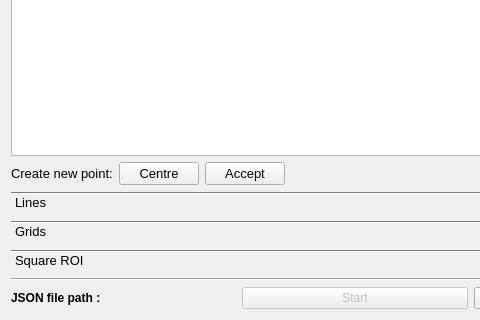
Qt form gui/ui_files/graphics_manager_layout.ui (natxo14/mxcube) before a commit; both pictures show x 0 to 480 and y 338 to 658 of the 941 by 658 pixel window.
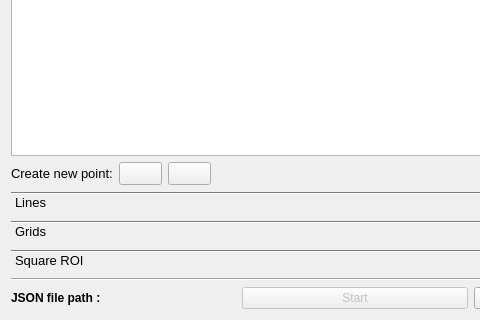
The same form after that commit. The open tabs and pages were chosen to show the change. Icons and pictures are not drawn.

Diff of the .ui file:
```diff
--- a/gui/ui_files/graphics_manager_layout.ui
+++ b/gui/ui_files/graphics_manager_layout.ui
@@ -312,7 +312,7 @@
         <x>0</x>
         <y>0</y>
         <width>923</width>
-        <height>449</height>
+        <height>446</height>
        </rect>
       </property>
       <attribute name="icon">
@@ -372,7 +372,7 @@
          <item>
           <widget class="QPushButton" name="create_point_start_button">
            <property name="text">
-            <string>Centre</string>
+            <string/>
            </property>
            <property name="icon">
             <iconset>
@@ -383,7 +383,7 @@
          <item>
           <widget class="QPushButton" name="create_point_accept_button">
            <property name="text">
-            <string>Accept</string>
+            <string/>
            </property>
            <property name="icon">
             <iconset>
```
Left out of the diff: 18 changed lines with no effect on the pictures.
